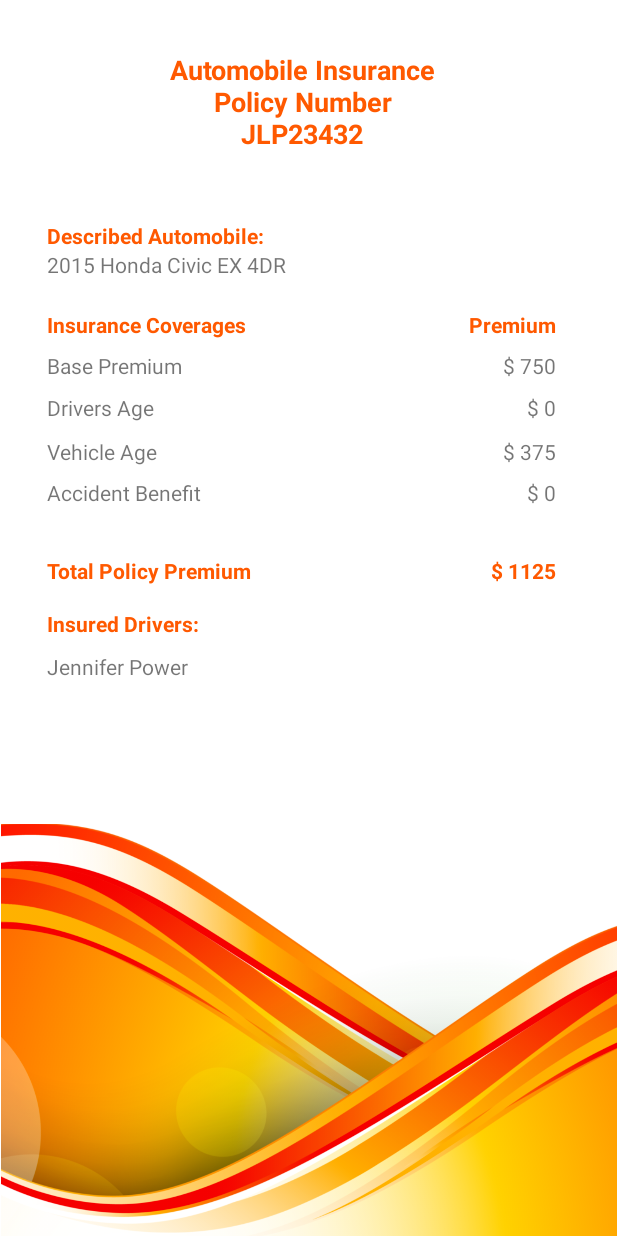
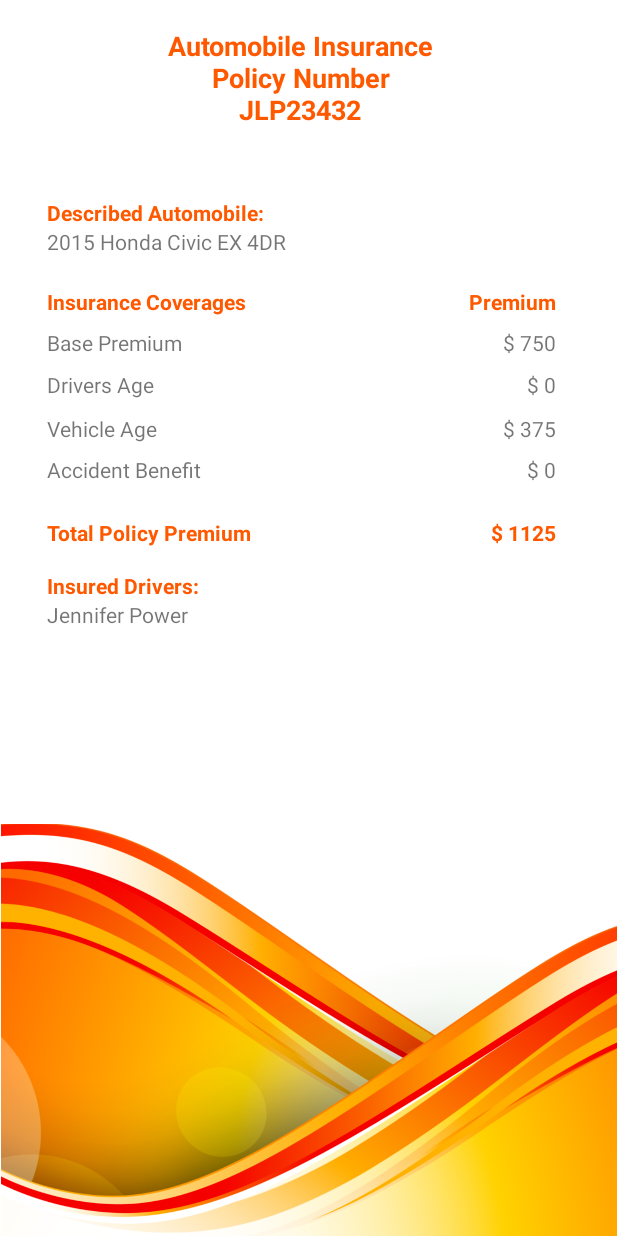
Before and after one commit to JLP763/CapstoneAndroidApp, an Android app: the fragment AutoInsurancePolicy shown on its own in the app's theme, on a phone screen of 412 x 824 dp. Run offline under Robolectric (Android 15) with nearby library versions, the phone set to English and light mode, and no system bars.

```diff
--- a/app/src/main/res/layout/fragment_auto_insurance_policy.xml
+++ b/app/src/main/res/layout/fragment_auto_insurance_policy.xml
@@ -151,7 +151,6 @@
         android:layout_width="wrap_content"
         android:layout_height="wrap_content"
         android:layout_marginTop="16dp"
-        android:layout_marginBottom="344dp"
         android:text="@string/insured_drivers"
         android:textColor="@color/taylor_orange"
         android:textStyle="bold"
@@ -172,7 +171,7 @@
         app:layout_constraintHorizontal_bias="0.0"
         app:layout_constraintStart_toStartOf="@+id/tvInsuredDrivers"
         app:layout_constraintTop_toBottomOf="@+id/tvInsuredDrivers"
-        app:layout_constraintVertical_bias="0.024" />
+        app:layout_constraintVertical_bias="0.0" />
 
     <TextView
         android:id="@+id/tvAccident"
@@ -211,7 +210,7 @@
         app:layout_constraintHorizontal_bias="0.0"
         app:layout_constraintStart_toStartOf="@+id/tvAccident"
         app:layout_constraintTop_toBottomOf="@+id/tvAccident"
-        app:layout_constraintVertical_bias="0.07" />
+        app:layout_constraintVertical_bias="0.047" />
 
     <TextView
         android:id="@+id/textView17"
@@ -237,10 +236,10 @@
         android:textStyle="bold"
         app:layout_constraintBottom_toBottomOf="parent"
         app:layout_constraintEnd_toEndOf="parent"
-        app:layout_constraintHorizontal_bias="0.48"
+        app:layout_constraintHorizontal_bias="0.475"
         app:layout_constraintStart_toStartOf="parent"
         app:layout_constraintTop_toTopOf="parent"
-        app:layout_constraintVertical_bias="0.045" />
+        app:layout_constraintVertical_bias="0.024" />
 
 
 </androidx.constraintlayout.widget.ConstraintLayout>
```
